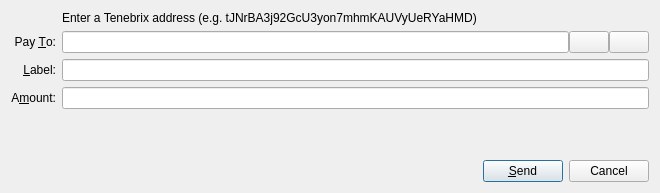
The window that src/qt/forms/sendcoinsdialog.ui (wiggi/Fairbrix) describes before a commit, drawn with Qt 5.
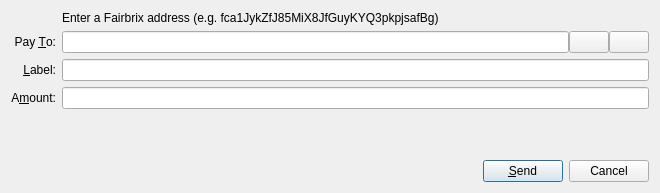
The same window after the commit. Icons and pictures are not drawn. Custom widgets are drawn as their Qt base class.

Commit message: Patch for fairbrix.

```diff
--- a/src/qt/forms/sendcoinsdialog.ui
+++ b/src/qt/forms/sendcoinsdialog.ui
@@ -110,7 +110,7 @@
         </font>
        </property>
        <property name="text">
-        <string>Enter a Tenebrix address (e.g. tJNrBA3j92GcU3yon7mhmKAUVyUeRYaHMD)</string>
+        <string>Enter a Fairbrix address (e.g. fca1JykZfJ85MiX8JfGuyKYQ3pkpjsafBg)</string>
        </property>
       </widget>
      </item>
```
Left out of the diff: 4 changed lines with no effect on the pictures. The commit also changes 61 other files.
